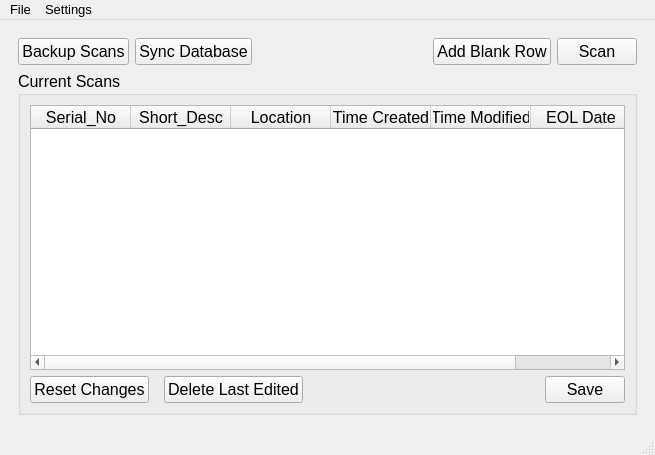
The window that ScannerInterfaceApp/ScannerApp/UI_Files/MainAppUI.ui (Solomin0/Capstone) describes before a commit, drawn with Qt 5.
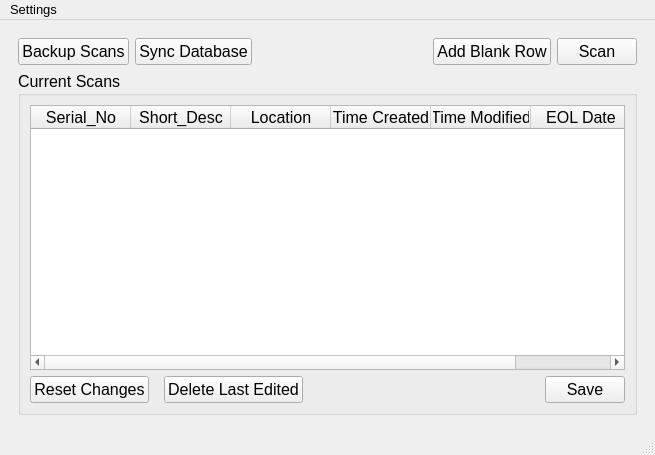
The same window after the commit. Custom widgets are drawn as their Qt base class.

```diff
--- a/ScannerInterfaceApp/ScannerApp/UI_Files/MainAppUI.ui
+++ b/ScannerInterfaceApp/ScannerApp/UI_Files/MainAppUI.ui
@@ -250,14 +250,6 @@
     </widget>
     <addaction name="menuDatabase_Sync"/>
    </widget>
-   <widget class="QMenu" name="menuFile">
-    <property name="title">
-     <string>File</string>
-    </property>
-    <addaction name="save_changes"/>
-    <addaction name="reset_Changes"/>
-   </widget>
-   <addaction name="menuFile"/>
    <addaction name="menuSettings"/>
   </widget>
   <action name="actionBackup_Scans">
```
